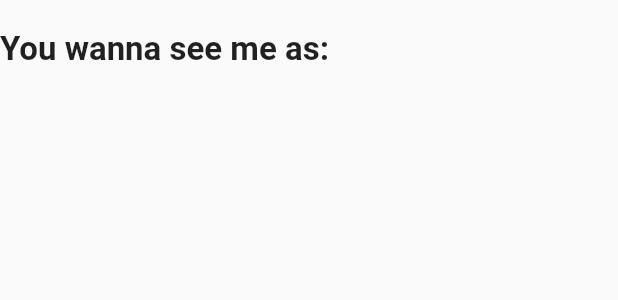
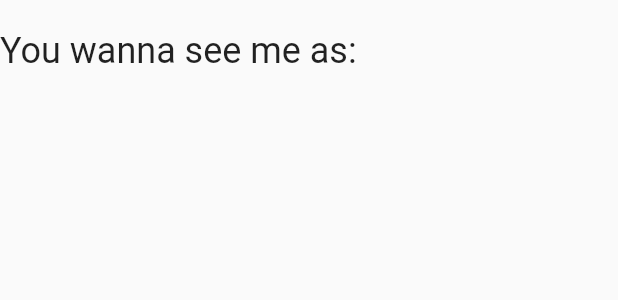
Before and after one commit to fekz115/portfolio_flutter, a Flutter app: the SpecialitiesWidget widget shown alone on an empty page, opened directly with empty values, on a phone screen of 412 x 824 dp. Shown: the top 300 px of the screen. Run offline on Flutter 3.47's test engine with Material 2 defaults, Android fonts, the phone set to English and light mode, and no system bars; our stand-ins replace flutter_svg; statements that could not run were skipped.

Commit message:
refactor(ui/prepare to use dark theme): update text style in specialities widget

```diff
--- a/lib/widgets/main_screen/specialities_widget.dart
+++ b/lib/widgets/main_screen/specialities_widget.dart
@@ -15,17 +15,14 @@ class SpecialitiesWidget extends StatelessWidget {
   Widget build(BuildContext context) {
     return Column(
       children: [
-        const Padding(
-          padding: EdgeInsets.only(
+        Padding(
+          padding: const EdgeInsets.only(
             top: 20,
             bottom: 10,
           ),
           child: Text(
             'You wanna see me as:',
-            style: TextStyle(
-              fontSize: 22,
-              fontWeight: FontWeight.w600,
-            ),
+            style: Theme.of(context).textTheme.headline5,
           ),
         ),
         Wrap(
```
